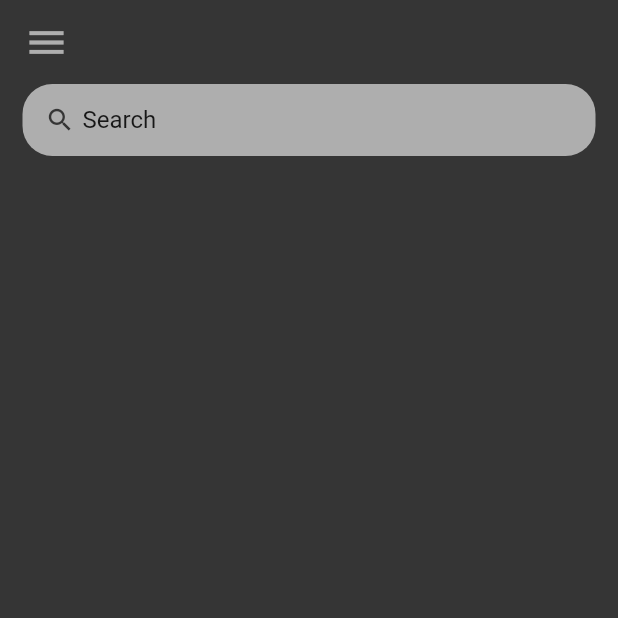
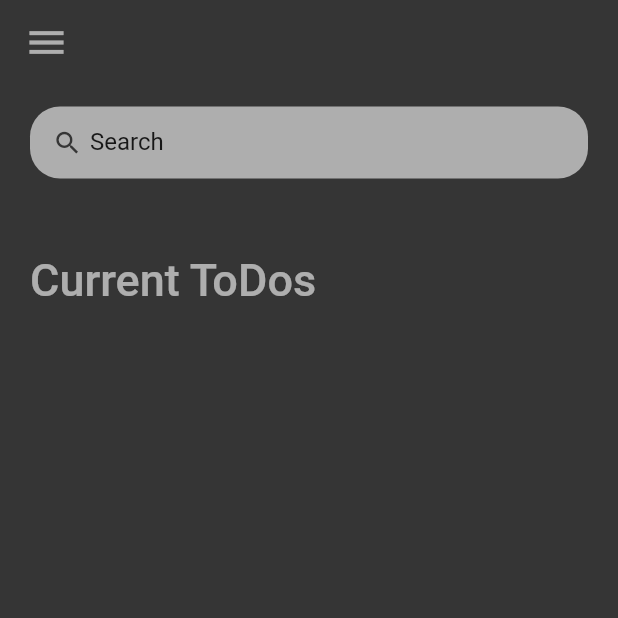
Before and after one commit to Sencres013/Flutter-to-do-app, a Flutter app: the screen it shows after launch, on a phone screen of 412 x 824 dp, the top half of it. Run offline on Flutter 3.47's test engine with Material 2 defaults, Android fonts, the phone set to English and light mode, and no system bars.

Commit message:
Added ListView text

```diff
--- a/lib/views/home.dart
+++ b/lib/views/home.dart
@@ -1,4 +1,5 @@
 import "package:flutter/material.dart";
+import "package:todoapp/data/colors.dart";
 import "package:todoapp/widgets/app_bar.dart";
 import "package:todoapp/widgets/search_box.dart";
 
@@ -8,12 +9,31 @@ class Home extends StatelessWidget {
   @override
   Widget build(BuildContext context) {
     return Scaffold(
-      appBar: const CustomAppBar(),
+      appBar: CustomAppBar(),
       body: Container(
-        padding: const EdgeInsets.symmetric(horizontal: 15),
-        child: const Column(
+        padding: EdgeInsets.symmetric(
+          horizontal: 20,
+          vertical: 15,
+        ),
+        child: Column(
           children: [
             SearchBox(),
+            ListView(
+              shrinkWrap: true,
+              children: [
+                Container(
+                  margin: EdgeInsets.only(top: 50, bottom: 20),
+                  child: Text(
+                    "Current ToDos",
+                    style: TextStyle(
+                      color: white,
+                      fontSize: 30,
+                      fontWeight: FontWeight.w500,
+                    )
+                  )
+                )
+              ],
+            )
           ],
         ),
       ),
--- a/lib/widgets/app_bar.dart
+++ b/lib/widgets/app_bar.dart
@@ -19,7 +19,7 @@ class CustomAppBar extends StatelessWidget implements PreferredSizeWidget {
           ),
         ],
       ),
-      systemOverlayStyle: const SystemUiOverlayStyle(
+      systemOverlayStyle: SystemUiOverlayStyle(
         statusBarColor: Colors.transparent,
       ),
     );
--- a/lib/widgets/search_box.dart
+++ b/lib/widgets/search_box.dart
@@ -7,12 +7,12 @@ class SearchBox extends StatelessWidget {
   @override
   Widget build(BuildContext context) {
     return Container(
-      padding: const EdgeInsets.symmetric(horizontal: 10),
+      padding: EdgeInsets.symmetric(horizontal: 10),
       decoration: BoxDecoration(
         color: white,
         borderRadius: BorderRadius.circular(20),
       ),
-      child: const TextField(
+      child: TextField(
         decoration: InputDecoration(
             contentPadding: EdgeInsets.all(0),
             prefixIcon: Icon(
```
